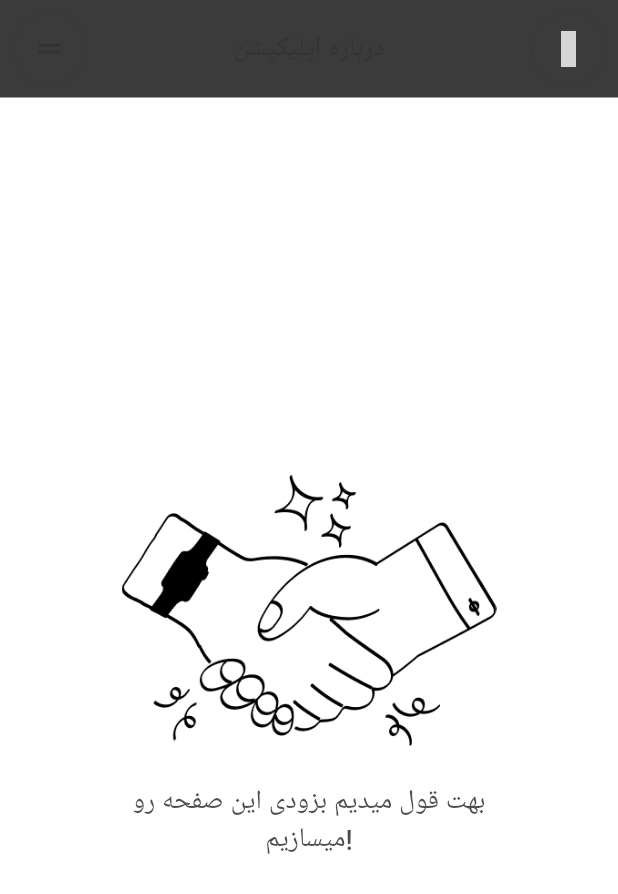
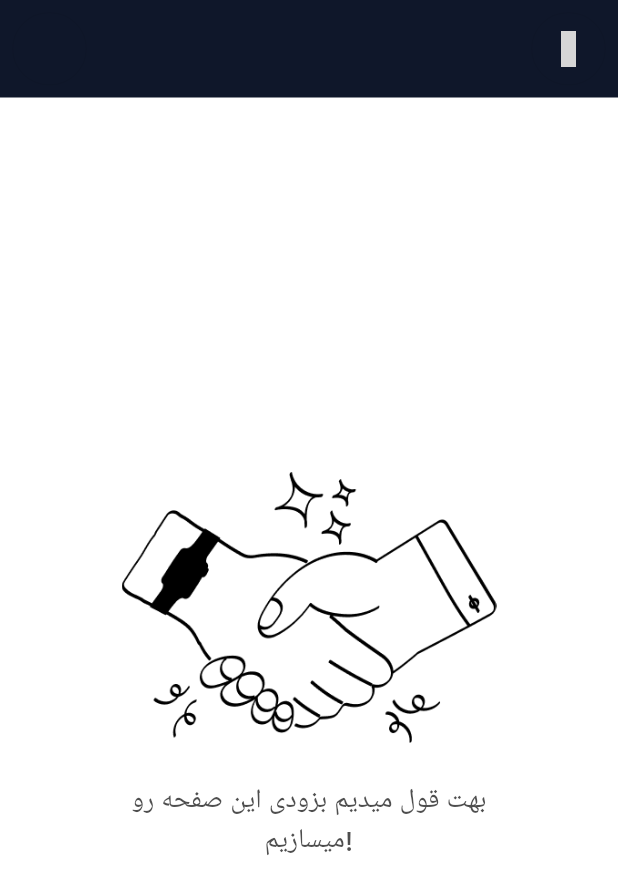
Before and after one commit to omidshababdev/landina_coupon, a Flutter app: the AboutPage screen opened by its route, on a phone screen of 412 x 824 dp. Shown: the top 894 px of the screen. Run offline on Flutter 3.47's test engine with Material 2 defaults, Android fonts, the phone set to English and light mode, and no system bars; our stand-ins replace custom_refresh_indicator, figma_squircle, firebase_analytics, firebase_core, firebase_crashlytics, flutter_local_notifications and 9 more; missing offline and left inert: assorted_layout_widgets; accounts and stored records are empty; generated files the repository leaves out were written again; network calls fail; grey boxes are pictures that could not be loaded.

Commit message:
first commit

```diff
--- a/lib/constants/config.dart
+++ b/lib/constants/config.dart
@@ -16,8 +16,7 @@ class Config {
   static bool defaultMode = false;
 
   static Locale myLocale = window.locale;
-
-  // PlatformDispatcher.instance.onLocaleChanged = rebuildOnLocaleChange();
+  static List rightAlignLangs = ['fa'];
 
   static TextEditingController usernameController = TextEditingController();
   static TextEditingController emailController = TextEditingController();
--- a/lib/main.dart
+++ b/lib/main.dart
@@ -95,8 +95,6 @@ class _LandinaCouponState extends State<LandinaCoupon> {
 
   @override
   Widget build(BuildContext context) {
-    Locale myLocale = window.locale;
-
     PlatformDispatcher.instance.onLocaleChanged = rebuildOnLocaleChange();
 
     return GetMaterialApp(
--- a/lib/ui/widgets/appbar/appbar.dart
+++ b/lib/ui/widgets/appbar/appbar.dart
@@ -1,6 +1,7 @@
 import 'dart:ui';
 
 import 'package:flutter/material.dart';
+import 'package:landina_coupon/constants/colors.dart';
 
 class LandinaAppbar extends StatefulWidget {
   String? title;
@@ -28,15 +29,18 @@ class _LandinaAppbarState extends State<LandinaAppbar> {
 
   @override
   Widget build(BuildContext context) {
-    Locale myLocale = window.locale;
     PlatformDispatcher.instance.onLocaleChanged = rebuildOnLocaleChange();
-    return AppBar(
+    return ClipRect(
+      child: BackdropFilter(
+        filter: ImageFilter.blur(sigmaX: 10.0, sigmaY: 10.0),
+        child: AppBar(
           leadingWidth: 66,
           leading: Padding(
             padding: const EdgeInsets.all(8.0),
             child: Container(
               width: 50,
               decoration: BoxDecoration(
+                color: Colors.transparent,
                 border: Border.all(
                   width: 1,
                   color: const Color.fromARGB(10, 0, 0, 0),
@@ -46,10 +50,10 @@ class _LandinaAppbarState extends State<LandinaAppbar> {
               child: IconButton(
                 icon: Icon(
                   widget.rightIcon,
-              color: const Color.fromARGB(255, 51, 51, 51),
+                  color: primaryColor,
                 ),
                 onPressed: widget.rightIconOnPressed,
-            hoverColor: Colors.transparent,
+                // hoverColor: Colors.transparent,
               ),
             ),
           ),
@@ -58,9 +62,8 @@ class _LandinaAppbarState extends State<LandinaAppbar> {
             child: Text(
               widget.title!,
               style: TextStyle(
-            fontFamily: myLocale.languageCode == "en" ? "Poppins" : "Estedad",
-            color: const Color.fromARGB(255, 51, 51, 51),
                 fontSize: 18,
+                color: primaryColor,
               ),
             ),
           ),
@@ -79,7 +82,7 @@ class _LandinaAppbarState extends State<LandinaAppbar> {
                 child: IconButton(
                   icon: Icon(
                     widget.leftIcon,
-                color: const Color.fromARGB(255, 51, 51, 51),
+                    color: primaryColor,
                   ),
                   onPressed: widget.leftIconOnPressed,
                   hoverColor: Colors.transparent,
@@ -87,6 +90,8 @@ class _LandinaAppbarState extends State<LandinaAppbar> {
               ),
             ),
           ],
+        ),
+      ),
     );
   }
 }
--- a/lib/ui/widgets/buttons/text.button.dart
+++ b/lib/ui/widgets/buttons/text.button.dart
@@ -62,8 +62,8 @@ class LandinaTextButton extends StatelessWidget {
                 maxLines: 1,
                 overflow: TextOverflow.ellipsis,
                 style: backgroundColor == true
-                    ? LandinaTextStyles.buttonWithBackground
-                    : LandinaTextStyles.buttonWithBackground,
+                    ? LandinaTextStylesLight.textButton
+                    : LandinaTextStylesDark.textButton,
               ),
       ),
     );
```
Also changed, not shown: lib/constants/colors.dart (+18 -7 lines), lib/constants/text.styles.dart (+29 -4 lines), lib/constants/theme.dart (+31 -26 lines). Lines whose indentation alone changed are shown as unchanged.
